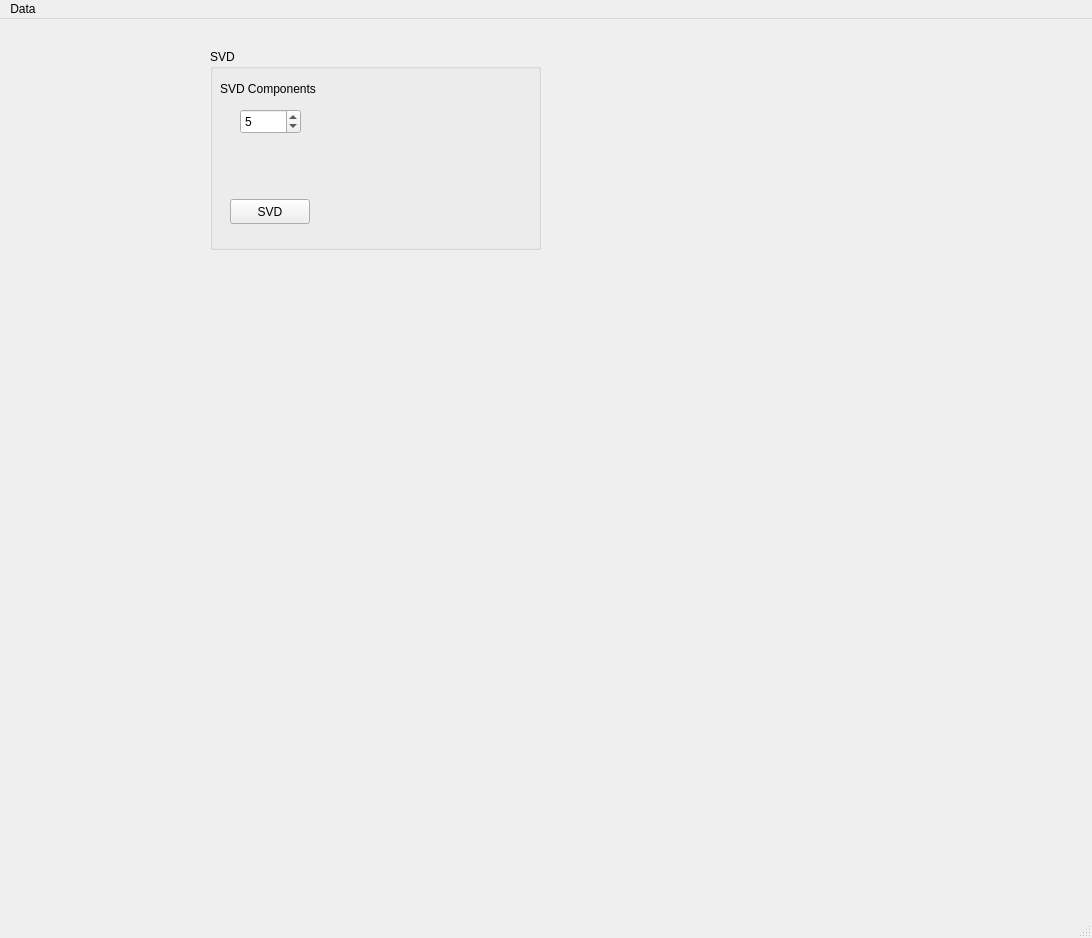
Above: gui/interface.ui from deef128/trtoolbox before the change. Below: the same form after it.
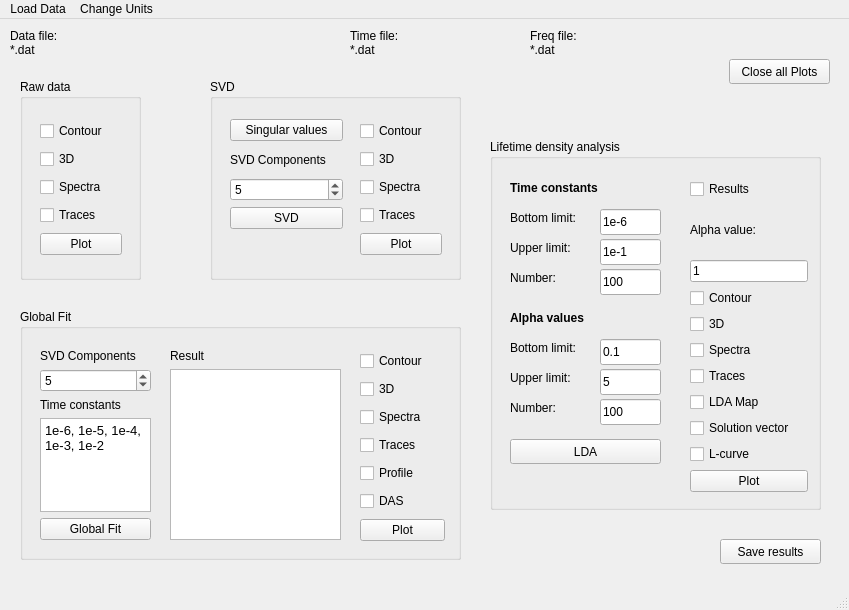
That is the form after the change.

Patch:
```diff
--- a/gui/interface.ui
+++ b/gui/interface.ui
@@ -6,8 +6,8 @@
    <rect>
     <x>0</x>
     <y>0</y>
-    <width>1092</width>
-    <height>938</height>
+    <width>849</width>
+    <height>610</height>
    </rect>
   </property>
   <property name="windowTitle">
@@ -18,74 +18,759 @@
     <property name="geometry">
      <rect>
       <x>210</x>
-      <y>30</y>
-      <width>331</width>
+      <y>60</y>
+      <width>251</width>
       <height>201</height>
      </rect>
     </property>
+    <property name="font">
+     <font>
+      <weight>50</weight>
+      <bold>false</bold>
+     </font>
+    </property>
     <property name="title">
      <string>SVD</string>
     </property>
-    <widget class="QPushButton" name="doSVD">
+    <widget class="QWidget" name="verticalLayoutWidget_2">
      <property name="geometry">
       <rect>
        <x>20</x>
-       <y>150</y>
-       <width>80</width>
-       <height>25</height>
+       <y>40</y>
+       <width>113</width>
+       <height>110</height>
       </rect>
      </property>
+     <layout class="QVBoxLayout" name="verticalLayout_2">
+      <item>
+       <widget class="QPushButton" name="pb_singular">
+        <property name="text">
+         <string>Singular values</string>
+        </property>
+       </widget>
+      </item>
+      <item>
+       <widget class="QLabel" name="label">
+        <property name="text">
+         <string>SVD Components</string>
+        </property>
+       </widget>
+      </item>
+      <item>
+       <widget class="QSpinBox" name="sb_svd_svd">
+        <property name="value">
+         <number>5</number>
+        </property>
+        <property name="displayIntegerBase">
+         <number>10</number>
+        </property>
+       </widget>
+      </item>
+      <item>
+       <widget class="QPushButton" name="pb_dosvd">
+        <property name="text">
+         <string>SVD</string>
+        </property>
+       </widget>
+      </item>
+     </layout>
+    </widget>
+    <widget class="QWidget" name="verticalLayoutWidget_3">
+     <property name="geometry">
+      <rect>
+       <x>150</x>
+       <y>40</y>
+       <width>82</width>
+       <height>143</height>
+      </rect>
+     </property>
+     <layout class="QVBoxLayout" name="verticalLayout_3">
+      <item>
+       <widget class="QCheckBox" name="cb_svd_contour">
+        <property name="text">
+         <string>Contour</string>
+        </property>
+       </widget>
+      </item>
+      <item>
+       <widget class="QCheckBox" name="cb_svd_3d">
+        <property name="text">
+         <string>3D</string>
+        </property>
+       </widget>
+      </item>
+      <item>
+       <widget class="QCheckBox" name="cb_svd_spectra">
+        <property name="text">
+         <string>Spectra</string>
+        </property>
+       </widget>
+      </item>
+      <item>
+       <widget class="QCheckBox" name="cb_svd_traces">
+        <property name="text">
+         <string>Traces</string>
+        </property>
+       </widget>
+      </item>
+      <item>
+       <widget class="QPushButton" name="pb_svd_plot">
+        <property name="text">
+         <string>Plot</string>
+        </property>
+       </widget>
+      </item>
+     </layout>
+    </widget>
+   </widget>
+   <widget class="QWidget" name="verticalLayoutWidget">
+    <property name="geometry">
+     <rect>
+      <x>40</x>
+      <y>100</y>
+      <width>82</width>
+      <height>143</height>
+     </rect>
+    </property>
+    <layout class="QVBoxLayout" name="verticalLayout">
+     <item>
+      <widget class="QCheckBox" name="cb_data_contour">
+       <property name="text">
+        <string>Contour</string>
+       </property>
+      </widget>
+     </item>
+     <item>
+      <widget class="QCheckBox" name="cb_data_3d">
+       <property name="text">
+        <string>3D</string>
+       </property>
+      </widget>
+     </item>
+     <item>
+      <widget class="QCheckBox" name="cb_data_spectra">
+       <property name="text">
+        <string>Spectra</string>
+       </property>
+      </widget>
+     </item>
+     <item>
+      <widget class="QCheckBox" name="cb_data_traces">
+       <property name="text">
+        <string>Traces</string>
+       </property>
+      </widget>
+     </item>
+     <item>
+      <widget class="QPushButton" name="pb_data_plot">
+       <property name="text">
+        <string>Plot</string>
+       </property>
+      </widget>
+     </item>
+    </layout>
+   </widget>
+   <widget class="QGroupBox" name="groupBox_2">
+    <property name="geometry">
+     <rect>
+      <x>20</x>
+      <y>60</y>
+      <width>121</width>
+      <height>201</height>
+     </rect>
+    </property>
+    <property name="font">
+     <font>
+      <weight>50</weight>
+      <bold>false</bold>
+     </font>
+    </property>
+    <property name="title">
+     <string>Raw data</string>
+    </property>
+   </widget>
+   <widget class="QWidget" name="verticalLayoutWidget_4">
+    <property name="geometry">
+     <rect>
+      <x>40</x>
+      <y>330</y>
+      <width>111</width>
+      <height>191</height>
+     </rect>
+    </property>
+    <layout class="QVBoxLayout" name="verticalLayout_4">
+     <item>
+      <widget class="QLabel" name="label_3">
+       <property name="text">
+        <string>SVD Components</string>
+       </property>
+      </widget>
+     </item>
+     <item>
+      <widget class="QSpinBox" name="sb_gf_svd">
+       <property name="value">
+        <number>5</number>
+       </property>
+       <property name="displayIntegerBase">
+        <number>10</number>
+       </property>
+      </widget>
+     </item>
+     <item>
+      <widget class="QLabel" name="label_2">
+       <property name="text">
+        <string>Time constants</string>
+       </property>
+      </widget>
+     </item>
+     <item>
+      <widget class="QTextEdit" name="txt_gf_tcs">
+       <property name="html">
+        <string>&lt;!DOCTYPE HTML PUBLIC &quot;-//W3C//DTD HTML 4.0//EN&quot; &quot;http://www.w3.org/TR/REC-html40/strict.dtd&quot;&gt;
+&lt;html&gt;&lt;head&gt;&lt;meta name=&quot;qrichtext&quot; content=&quot;1&quot; /&gt;&lt;style type=&quot;text/css&quot;&gt;
+p, li { white-space: pre-wrap; }
+&lt;/style&gt;&lt;/head&gt;&lt;body style=&quot; font-family:'Noto Sans'; font-size:10pt; font-weight:400; font-style:normal;&quot;&gt;
+&lt;p style=&quot; margin-top:0px; margin-bottom:0px; margin-left:0px; margin-right:0px; -qt-block-indent:0; text-indent:0px;&quot;&gt;1e-6, 1e-5, 1e-4, 1e-3, 1e-2&lt;/p&gt;&lt;/body&gt;&lt;/html&gt;</string>
+       </property>
+      </widget>
+     </item>
+     <item>
+      <widget class="QPushButton" name="pb_dogf">
+       <property name="text">
+        <string>Global Fit</string>
+       </property>
+      </widget>
+     </item>
+    </layout>
+   </widget>
+   <widget class="QWidget" name="verticalLayoutWidget_5">
+    <property name="geometry">
+     <rect>
+      <x>170</x>
+      <y>330</y>
+      <width>171</width>
+      <height>191</height>
+     </rect>
+    </property>
+    <layout class="QVBoxLayout" name="verticalLayout_5">
+     <item>
+      <widget class="QLabel" name="label_4">
+       <property name="text">
+        <string>Result</string>
+       </property>
+      </widget>
+     </item>
+     <item>
+      <widget class="QTextEdit" name="txt_gf_results"/>
+     </item>
+    </layout>
+   </widget>
+   <widget class="QGroupBox" name="groupBox_3">
+    <property name="geometry">
+     <rect>
+      <x>20</x>
+      <y>290</y>
+      <width>441</width>
+      <height>251</height>
+     </rect>
+    </property>
+    <property name="title">
+     <string>Global Fit</string>
+    </property>
+    <widget class="QWidget" name="verticalLayoutWidget_6">
+     <property name="geometry">
+      <rect>
+       <x>340</x>
+       <y>40</y>
+       <width>85</width>
+       <height>201</height>
+      </rect>
+     </property>
+     <layout class="QVBoxLayout" name="verticalLayout_6">
+      <item>
+       <widget class="QCheckBox" name="cb_gf_contour">
+        <property name="text">
+         <string>Contour</string>
+        </property>
+       </widget>
+      </item>
+      <item>
+       <widget class="QCheckBox" name="cb_gf_3d">
+        <property name="text">
+         <string>3D</string>
+        </property>
+       </widget>
+      </item>
+      <item>
+       <widget class="QCheckBox" name="cb_gf_spectra">
+        <property name="text">
+         <string>Spectra</string>
+        </property>
+       </widget>
+      </item>
+      <item>
+       <widget class="QCheckBox" name="cb_gf_traces">
+        <property name="text">
+         <string>Traces</string>
+        </property>
+       </widget>
+      </item>
+      <item>
+       <widget class="QCheckBox" name="cb_gf_profile">
+        <property name="text">
+         <string>Profile</string>
+        </property>
+       </widget>
+      </item>
+      <item>
+       <widget class="QCheckBox" name="cb_gf_das">
+        <property name="text">
+         <string>DAS</string>
+        </property>
+       </widget>
+      </item>
+      <item>
+       <widget class="QPushButton" name="pb_gf_plot">
+        <property name="text">
+         <string>Plot</string>
+        </property>
+       </widget>
+      </item>
+     </layout>
+    </widget>
+   </widget>
+   <widget class="QWidget" name="verticalLayoutWidget_7">
+    <property name="geometry">
+     <rect>
+      <x>690</x>
+      <y>160</y>
+      <width>118</width>
+      <height>313</height>
+     </rect>
+    </property>
+    <layout class="QVBoxLayout" name="verticalLayout_7">
+     <item>
+      <widget class="QCheckBox" name="cb_lda_results">
+       <property name="text">
+        <string>Results</string>
+       </property>
+      </widget>
+     </item>
+     <item>
+      <widget class="QLabel" name="label_13">
+       <property name="text">
+        <string>Alpha value:</string>
+       </property>
+      </widget>
+     </item>
+     <item>
+      <widget class="QLineEdit" name="txt_lda_plot_alpha">
+       <property name="text">
+        <string>1</string>
+       </property>
+      </widget>
+     </item>
+     <item>
+      <widget class="QCheckBox" name="cb_lda_contour">
+       <property name="text">
+        <string>Contour</string>
+       </property>
+      </widget>
+     </item>
+     <item>
+      <widget class="QCheckBox" name="cb_lda_3d">
+       <property name="text">
+        <string>3D</string>
+       </property>
+      </widget>
+     </item>
+     <item>
+      <widget class="QCheckBox" name="cb_lda_spectra">
+       <property name="text">
+        <string>Spectra</string>
+       </property>
+      </widget>
+     </item>
+     <item>
+      <widget class="QCheckBox" name="cb_lda_traces">
+       <property name="text">
+        <string>Traces</string>
+       </property>
+      </widget>
+     </item>
+     <item>
+      <widget class="QCheckBox" name="cb_lda_map">
+       <property name="text">
+        <string>LDA Map</string>
+       </property>
+      </widget>
+     </item>
+     <item>
+      <widget class="QCheckBox" name="cb_lda_solution">
+       <property name="text">
+        <string>Solution vector</string>
+       </property>
+      </widget>
+     </item>
+     <item>
+      <widget class="QCheckBox" name="cb_lda_lcruve">
+       <property name="text">
+        <string>L-curve</string>
+       </property>
+      </widget>
+     </item>
+     <item>
+      <widget class="QPushButton" name="pb_lda_plot">
+       <property name="text">
+        <string>Plot</string>
+       </property>
+      </widget>
+     </item>
+    </layout>
+   </widget>
+   <widget class="QGroupBox" name="groupBox_4">
+    <property name="geometry">
+     <rect>
+      <x>490</x>
+      <y>120</y>
+      <width>331</width>
+      <height>371</height>
+     </rect>
+    </property>
+    <property name="font">
+     <font>
+      <weight>50</weight>
+      <bold>false</bold>
+     </font>
+    </property>
+    <property name="title">
+     <string>Lifetime density analysis</string>
+    </property>
+    <widget class="QLabel" name="label_9">
+     <property name="geometry">
+      <rect>
+       <x>20</x>
+       <y>260</y>
+       <width>91</width>
+       <height>18</height>
+      </rect>
+     </property>
      <property name="text">
-      <string>SVD</string>
+      <string>Number:</string>
      </property>
     </widget>
-    <widget class="QSpinBox" name="spinBox">
+    <widget class="QLabel" name="label_8">
      <property name="geometry">
       <rect>
-       <x>30</x>
-       <y>60</y>
+       <x>20</x>
+       <y>130</y>
+       <width>91</width>
+       <height>18</height>
+      </rect>
+     </property>
+     <property name="text">
+      <string>Number:</string>
+     </property>
+    </widget>
+    <widget class="QLineEdit" name="txt_lda_tc_number">
+     <property name="geometry">
+      <rect>
+       <x>110</x>
+       <y>130</y>
        <width>61</width>
-       <height>25</height>
+       <height>26</height>
       </rect>
      </property>
-     <property name="value">
-      <number>5</number>
+     <property name="text">
+      <string>100</string>
      </property>
-     <property name="displayIntegerBase">
-      <number>10</number>
+    </widget>
+    <widget class="QLineEdit" name="txt_lda_alpha_bottom">
+     <property name="geometry">
+      <rect>
+       <x>110</x>
+       <y>200</y>
+       <width>61</width>
+       <height>26</height>
+      </rect>
      </property>
+     <property name="text">
+      <string>0.1</string>
+     </property>
     </widget>
-    <widget class="QLabel" name="label">
+    <widget class="QLabel" name="label_12">
      <property name="geometry">
       <rect>
-       <x>10</x>
-       <y>30</y>
+       <x>20</x>
+       <y>230</y>
+       <width>91</width>
+       <height>18</height>
+      </rect>
+     </property>
+     <property name="text">
+      <string>Upper limit:</string>
+     </property>
+    </widget>
+    <widget class="QLineEdit" name="txt_lda_alpha_upper">
+     <property name="geometry">
+      <rect>
+       <x>110</x>
+       <y>230</y>
+       <width>61</width>
+       <height>26</height>
+      </rect>
+     </property>
+     <property name="text">
+      <string>5</string>
+     </property>
+    </widget>
+    <widget class="QLabel" name="label_10">
+     <property name="geometry">
+      <rect>
+       <x>20</x>
+       <y>200</y>
+       <width>91</width>
+       <height>18</height>
+      </rect>
+     </property>
+     <property name="text">
+      <string>Bottom limit:</string>
+     </property>
+    </widget>
+    <widget class="QLabel" name="label_6">
+     <property name="geometry">
+      <rect>
+       <x>20</x>
+       <y>70</y>
+       <width>91</width>
+       <height>18</height>
+      </rect>
+     </property>
+     <property name="text">
+      <string>Bottom limit:</string>
+     </property>
+    </widget>
+    <widget class="QPushButton" name="pb_lda_dolda">
+     <property name="geometry">
+      <rect>
+       <x>20</x>
+       <y>300</y>
        <width>151</width>
-       <height>20</height>
+       <height>25</height>
       </rect>
      </property>
      <property name="text">
-      <string>SVD Components</string>
+      <string>LDA</string>
      </property>
     </widget>
+    <widget class="QLineEdit" name="txt_lda_alpha_number">
+     <property name="geometry">
+      <rect>
+       <x>110</x>
+       <y>260</y>
+       <width>61</width>
+       <height>26</height>
+      </rect>
+     </property>
+     <property name="text">
+      <string>100</string>
+     </property>
+    </widget>
+    <widget class="QLabel" name="label_5">
+     <property name="geometry">
+      <rect>
+       <x>20</x>
+       <y>40</y>
+       <width>101</width>
+       <height>18</height>
+      </rect>
+     </property>
+     <property name="font">
+      <font>
+       <weight>75</weight>
+       <bold>true</bold>
+      </font>
+     </property>
+     <property name="text">
+      <string>Time constants</string>
+     </property>
+    </widget>
+    <widget class="QLabel" name="label_11">
+     <property name="geometry">
+      <rect>
+       <x>20</x>
+       <y>170</y>
+       <width>101</width>
+       <height>18</height>
+      </rect>
+     </property>
+     <property name="font">
+      <font>
+       <weight>75</weight>
+       <bold>true</bold>
+      </font>
+     </property>
+     <property name="text">
+      <string>Alpha values</string>
+     </property>
+    </widget>
+    <widget class="QLineEdit" name="txt_lda_tc_upper">
+     <property name="geometry">
+      <rect>
+       <x>110</x>
+       <y>100</y>
+       <width>61</width>
+       <height>26</height>
+      </rect>
+     </property>
+     <property name="text">
+      <string>1e-1</string>
+     </property>
+    </widget>
+    <widget class="QLineEdit" name="txt_lda_tc_bottom">
+     <property name="geometry">
+      <rect>
+       <x>110</x>
+       <y>70</y>
+       <width>61</width>
+       <height>26</height>
+      </rect>
+     </property>
+     <property name="text">
+      <string>1e-6</string>
+     </property>
+    </widget>
+    <widget class="QLabel" name="label_7">
+     <property name="geometry">
+      <rect>
+       <x>20</x>
+       <y>100</y>
+       <width>91</width>
+       <height>18</height>
+      </rect>
+     </property>
+     <property name="text">
+      <string>Upper limit:</string>
+     </property>
+    </widget>
    </widget>
+   <widget class="QPushButton" name="pb_plt_close">
+    <property name="geometry">
+     <rect>
+      <x>729</x>
+      <y>40</y>
+      <width>101</width>
+      <height>25</height>
+     </rect>
+    </property>
+    <property name="text">
+     <string>Close all Plots</string>
+    </property>
+   </widget>
+   <widget class="QLabel" name="label_file_data">
+    <property name="geometry">
+     <rect>
+      <x>10</x>
+      <y>10</y>
+      <width>311</width>
+      <height>41</height>
+     </rect>
+    </property>
+    <property name="text">
+     <string>Data file:
+*.dat</string>
+    </property>
+    <property name="alignment">
+     <set>Qt::AlignLeading|Qt::AlignLeft|Qt::AlignTop</set>
+    </property>
+   </widget>
+   <widget class="QLabel" name="label_file_time">
+    <property name="geometry">
+     <rect>
+      <x>350</x>
+      <y>10</y>
+      <width>161</width>
+      <height>41</height>
+     </rect>
+    </property>
+    <property name="text">
+     <string>Time file:
+*.dat</string>
+    </property>
+    <property name="alignment">
+     <set>Qt::AlignLeading|Qt::AlignLeft|Qt::AlignTop</set>
+    </property>
+   </widget>
+   <widget class="QLabel" name="label_file_freq">
+    <property name="geometry">
+     <rect>
+      <x>530</x>
+      <y>10</y>
+      <width>161</width>
+      <height>41</height>
+     </rect>
+    </property>
+    <property name="text">
+     <string>Freq file:
+*.dat</string>
+    </property>
+    <property name="alignment">
+     <set>Qt::AlignLeading|Qt::AlignLeft|Qt::AlignTop</set>
+    </property>
+   </widget>
+   <widget class="QPushButton" name="pb_save_results">
+    <property name="geometry">
+     <rect>
+      <x>720</x>
+      <y>520</y>
+      <width>101</width>
+      <height>25</height>
+     </rect>
+    </property>
+    <property name="text">
+     <string>Save results</string>
+    </property>
+   </widget>
+   <zorder>groupBox_4</zorder>
+   <zorder>groupBox_3</zorder>
+   <zorder>groupBox</zorder>
+   <zorder>groupBox_2</zorder>
+   <zorder>verticalLayoutWidget</zorder>
+   <zorder>verticalLayoutWidget_4</zorder>
+   <zorder>verticalLayoutWidget_5</zorder>
+   <zorder>verticalLayoutWidget_7</zorder>
+   <zorder>pb_plt_close</zorder>
+   <zorder>label_file_data</zorder>
+   <zorder>label_file_time</zorder>
+   <zorder>label_file_freq</zorder>
+   <zorder>pb_save_results</zorder>
   </widget>
   <widget class="QMenuBar" name="menubar">
    <property name="geometry">
     <rect>
      <x>0</x>
      <y>0</y>
-     <width>1092</width>
+     <width>849</width>
      <height>23</height>
     </rect>
    </property>
    <widget class="QMenu" name="menuData">
     <property name="title">
-     <string>Data</string>
+     <string>Load Data</string>
     </property>
     <addaction name="actionLoad_data"/>
+    <addaction name="separator"/>
+    <addaction name="actionLoad_test_data"/>
+   </widget>
+   <widget class="QMenu" name="menuChange_Units">
+    <property name="title">
+     <string>Change Units</string>
+    </property>
+    <addaction name="actionTime_change"/>
+    <addaction name="actionFreq_change"/>
    </widget>
    <addaction name="menuData"/>
+   <addaction name="menuChange_Units"/>
   </widget>
   <widget class="QStatusBar" name="statusbar"/>
   <action name="actionLoad_data">
```
Left out of the diff: 47 changed lines with no effect on the pictures.
